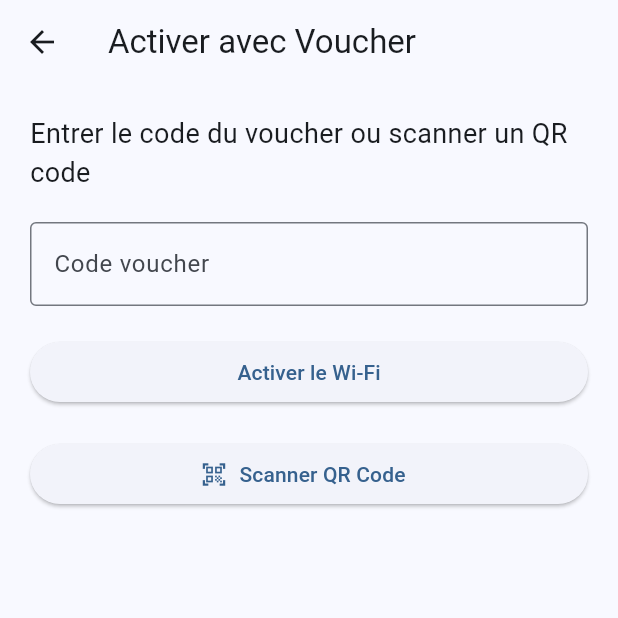
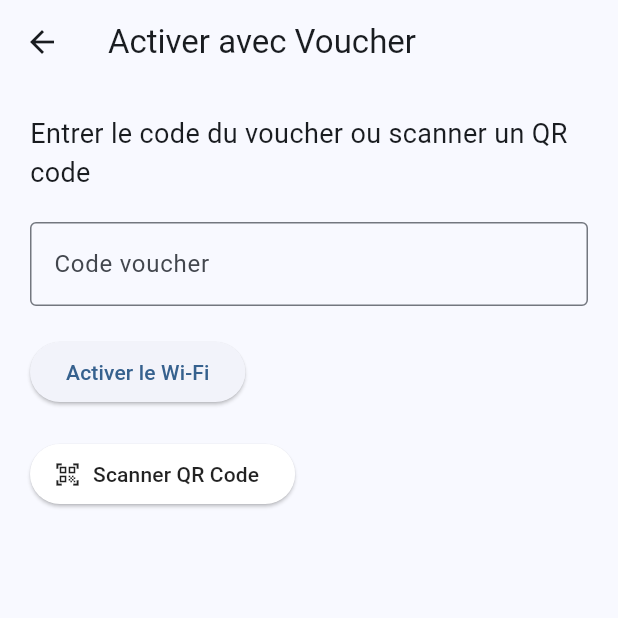
Before and after one commit to moneboden022-create/Barry-WiFi-Pay, a Flutter app: the VoucherScreen screen opened by its route, on a phone screen of 412 x 824 dp, the top half of it. Run offline on Flutter 3.47's test engine with Material 3 defaults, Android fonts, the phone set to English and light mode, and no system bars; our stand-ins replace shared_preferences; missing offline and left inert: mobile_scanner; accounts and stored records are empty.

Commit message:
Fix VoucherScreen & QR scanner

```diff
--- a/lib/screens/qr_scanner_screen.dart
+++ b/lib/screens/qr_scanner_screen.dart
@@ -1,7 +1,7 @@
 import 'package:flutter/material.dart';
 import 'package:mobile_scanner/mobile_scanner.dart';
 
-import 'package:barry_wifi_pay/screens/voucher_screen.dart';
+import 'voucher_screen.dart';
 
 class QRScannerScreen extends StatelessWidget {
   const QRScannerScreen({super.key});
@@ -23,7 +23,7 @@ class QRScannerScreen extends StatelessWidget {
               // On ferme l'écran du scanner
               Navigator.pop(context);
 
-              // On ouvre l'écran Voucher avec le code scanné
+              // On ouvre l’écran voucher avec le code scanné
               Navigator.push(
                 context,
                 MaterialPageRoute(
--- a/lib/screens/voucher_screen.dart
+++ b/lib/screens/voucher_screen.dart
@@ -19,8 +19,7 @@ class _VoucherScreenState extends State<VoucherScreen> {
   @override
   void initState() {
     super.initState();
-
-    // Si un code a été scanné, on le pré-remplit
+    // Si un code a été scanné, on le met dans le champ
     if (widget.scannedCode != null) {
       codeController.text = widget.scannedCode!;
     }
@@ -32,31 +31,34 @@ class _VoucherScreenState extends State<VoucherScreen> {
       message = "";
     });
 
-    // 👉 À modifier plus tard par ton vrai backend
+    // 🔁 Remplace par l’URL de ton backend
     final url = Uri.parse("https://TON-SERVEUR/voucher/use");
 
     try {
       final response = await http.post(
         url,
-        headers: const {
+        headers: {
           "Content-Type": "application/json",
+          // 🔁 Plus tard : mettre le vrai token utilisateur
           "Authorization": "Bearer TON_TOKEN",
         },
         body: jsonEncode({"code": codeController.text}),
       );
 
-      if (!mounted) return;
-
       setState(() {
         loading = false;
+      });
+
       if (response.statusCode == 200) {
+        setState(() {
           message = "Voucher accepté ✔ Connexion activée";
+        });
       } else {
+        setState(() {
           message = "Erreur : ${response.body}";
+        });
       }
-      });
     } catch (e) {
-      if (!mounted) return;
       setState(() {
         loading = false;
         message = "Erreur réseau : $e";
@@ -73,7 +75,7 @@ class _VoucherScreenState extends State<VoucherScreen> {
       body: Padding(
         padding: const EdgeInsets.all(20),
         child: Column(
-          crossAxisAlignment: CrossAxisAlignment.stretch,
+          crossAxisAlignment: CrossAxisAlignment.start,
           children: [
             const Text(
               "Entrer le code du voucher ou scanner un QR code",
@@ -81,7 +83,7 @@ class _VoucherScreenState extends State<VoucherScreen> {
             ),
             const SizedBox(height: 20),
 
-            // Champ pour le code
+            // Champ de texte
             TextField(
               controller: codeController,
               decoration: const InputDecoration(
@@ -91,27 +93,31 @@ class _VoucherScreenState extends State<VoucherScreen> {
             ),
             const SizedBox(height: 20),
 
-            // Bouton ACTIVER
+            // Bouton vérifier
             loading
-                ? const Center(child: CircularProgressIndicator())
+                ? const CircularProgressIndicator()
                 : ElevatedButton(
                     onPressed: useVoucher,
                     child: const Text("Activer le Wi-Fi"),
                   ),
             const SizedBox(height: 20),
 
-            // Bouton pour aller au scanner QR
+            // Bouton SCANNER
             ElevatedButton.icon(
               onPressed: () {
                 Navigator.pushNamed(context, "/qrscan");
               },
               icon: const Icon(Icons.qr_code_scanner),
               label: const Text("Scanner QR Code"),
+              style: ElevatedButton.styleFrom(
+                backgroundColor: Colors.white,
+                foregroundColor: Colors.black87,
               ),
+            ),
+
             const SizedBox(height: 20),
 
-            // Message de retour
-            if (message.isNotEmpty)
+            // Message retour
             Text(
               message,
               style: const TextStyle(
```
Also changed, not shown: lib/screens/subscription_screen.dart (renamed from lib/screens/subscriptionscreen.dart). Lines whose indentation alone changed are shown as unchanged.
